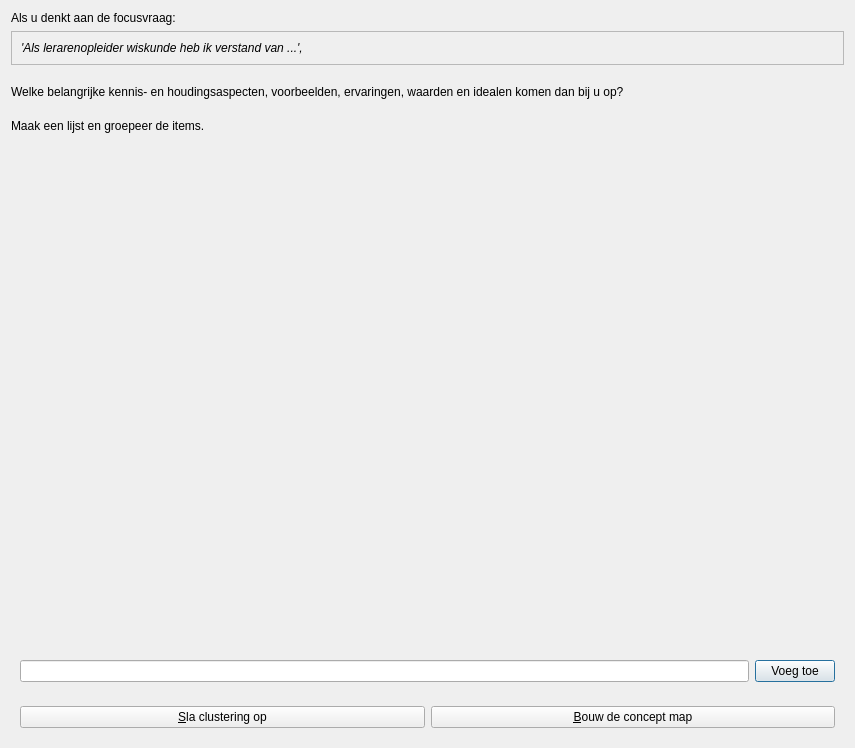
This is Projects/ProjectBrainweaver/qtpvdbclusterdialog.ui in richelbilderbeek/ProjectRichelBilderbeek as Qt 5 draws it before an edit. The edited form follows.
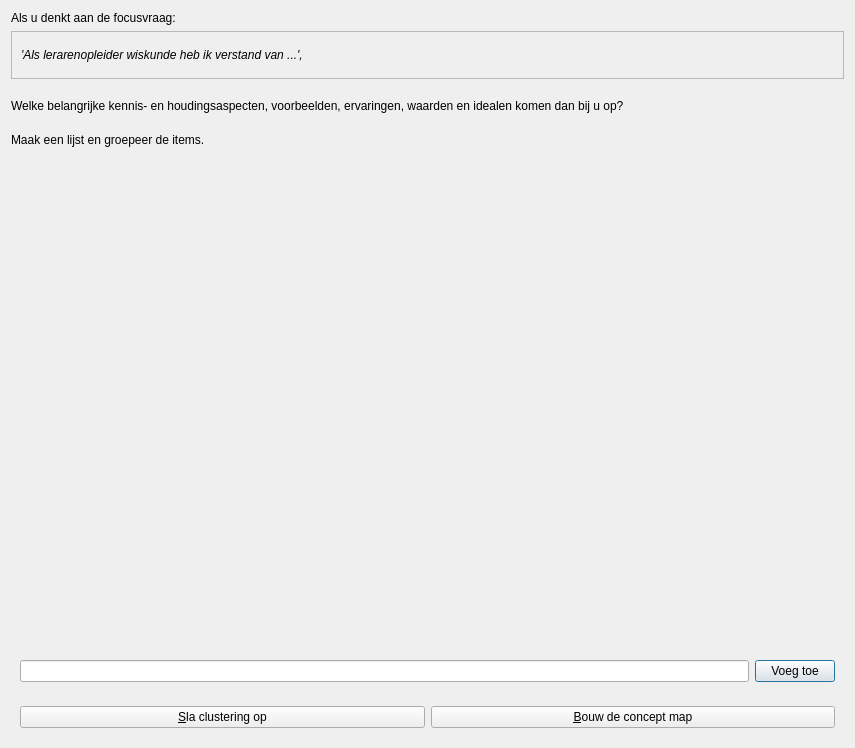
This is the edited form. Icons and pictures are not drawn.

Commit message: ProjectBrainweaver: set wordwrap to true

Patch:
```diff
--- a/Projects/ProjectBrainweaver/qtpvdbclusterdialog.ui
+++ b/Projects/ProjectBrainweaver/qtpvdbclusterdialog.ui
@@ -70,6 +70,9 @@
         <property name="text">
          <string>'Als lerarenopleider wiskunde heb ik verstand van ...',</string>
         </property>
+        <property name="wordWrap">
+         <bool>true</bool>
+        </property>
        </widget>
       </item>
      </layout>
```
The commit also changes 1 other file.
